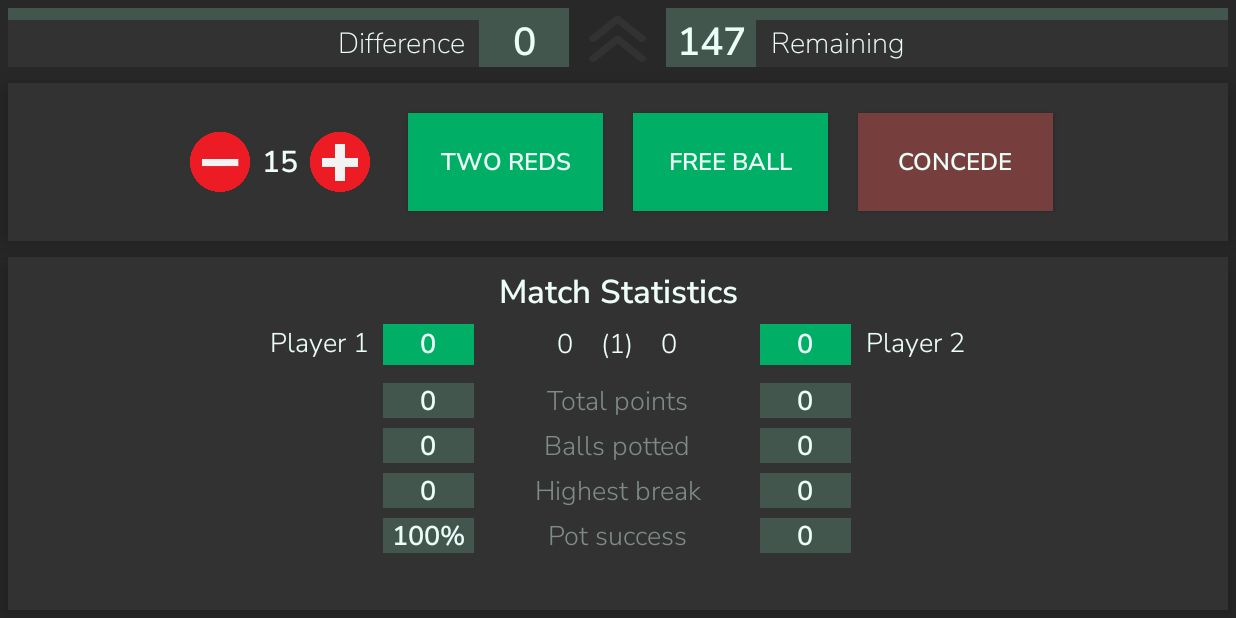
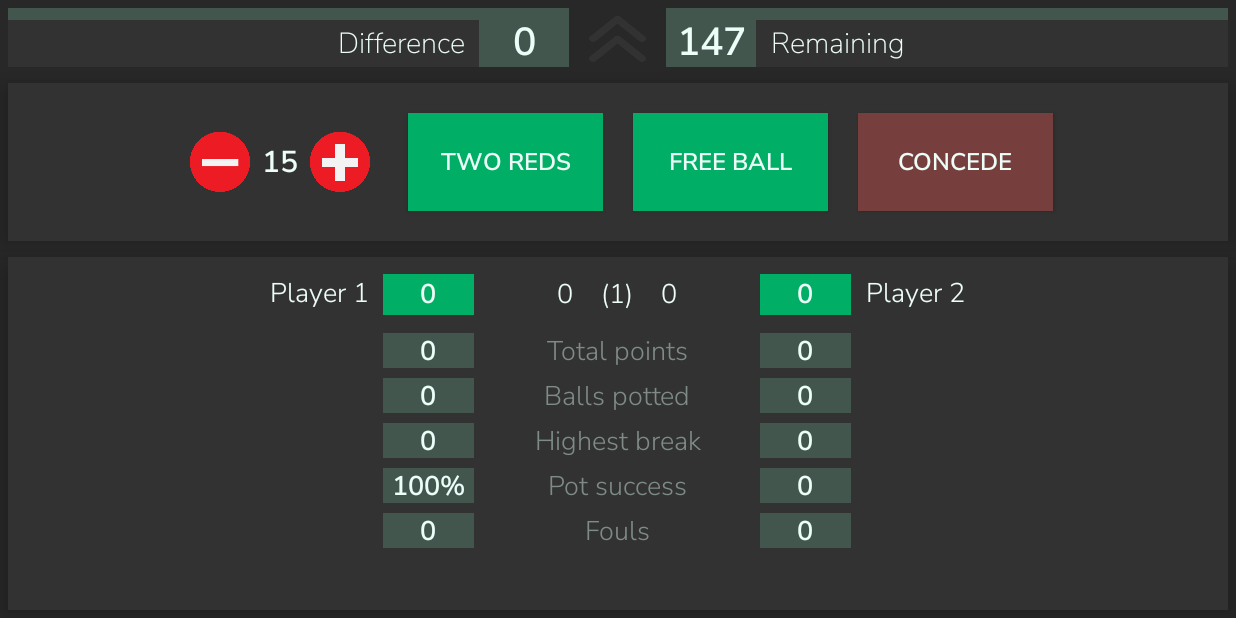
Before and after one commit to heftydump/baize, an Android app: the MatchActivity screen opened directly, with no data from a screen before it, on a phone screen of 824 x 412 dp (held sideways). Run offline under Robolectric (Android 15) with nearby library versions, the phone set to English and light mode, and no system bars; libraries missing offline, so code that uses them is left out: com.sothree.slidinguppanel; plain views replace SlidingUpPanelLayout; 2 statements that could not run were skipped.

Commit message:
add foul count

```diff
--- a/app/src/main/java/tomsoft/baize/Match.java
+++ b/app/src/main/java/tomsoft/baize/Match.java
@@ -86,6 +86,7 @@ public class Match {
         // deals with fouls
         plyr[turn].miss();
         history.push(new Foul(plyr[turn], fouled));
+        plyr[turn].changeFouls(1);
         if( state() == State.FREE_BALL ) {
             int value = ( ball[red].getQuantity() < 1 ) ? lowestAvailableColour() : red ;
             ball[value].removeOne();
@@ -144,8 +145,10 @@ public class Match {
         }
         else if( lastAction instanceof Miss || lastAction instanceof Foul ) {
             // pop most recent break, subtract penalty points if foul
-            if( lastAction instanceof Foul )
-                plyr[turn].subtractScore( ( lastAction.getBall().getValue() < 4 ) ? 4 : lastAction.getBall().getValue() );
+            if( lastAction instanceof Foul ) {
+                plyr[turn].subtractScore((lastAction.getBall().getValue() < 4) ? 4 : lastAction.getBall().getValue());
+                plyr[lastAction.getPlayerID()].changeFouls(-1);
+            }
             plyr[ lastAction.getPlayerID() ].breakPop();
             plyr[ lastAction.getPlayerID() ].changeShotCount(-1);
             // set turn back to previous player
--- a/app/src/main/java/tomsoft/baize/MatchActivity.java
+++ b/app/src/main/java/tomsoft/baize/MatchActivity.java
@@ -175,7 +175,7 @@ public class MatchActivity extends AppCompatActivity {
             }
         });
 
-        statisticsBox = new TextView[13];
+        statisticsBox = new TextView[15];
         statisticsBox[0] = findViewById(R.id.p1_name_menu);
         statisticsBox[1] = findViewById(R.id.p2_name_main);
         statisticsBox[2] = findViewById(R.id.p1_score_menu);
@@ -189,6 +189,8 @@ public class MatchActivity extends AppCompatActivity {
         statisticsBox[10] = findViewById(R.id.p2_highest);
         statisticsBox[11] = findViewById(R.id.p1_success);
         statisticsBox[12] = findViewById(R.id.p2_success);
+        statisticsBox[13] = findViewById(R.id.p1_fouls);
+        statisticsBox[14] = findViewById(R.id.p2_fouls);
     }
 
     public void initButtons() {
@@ -437,5 +439,7 @@ public class MatchActivity extends AppCompatActivity {
         statisticsBox[10].setText(""+match.player(1).getHighest().getBreak());
         statisticsBox[11].setText(""+(int)(match.player(0).getPotSuccess()*100)+"%");
         statisticsBox[12].setText(""+(int)(match.player(1).getPotSuccess()*100)+"%");
+        statisticsBox[13].setText(""+match.player(0).getFoulCount());
+        statisticsBox[14].setText(""+match.player(1).getFoulCount());
     }
 }
--- a/app/src/main/java/tomsoft/baize/Player.java
+++ b/app/src/main/java/tomsoft/baize/Player.java
@@ -14,6 +14,7 @@ public class Player
     private int totalPoints;
     private int pottedBalls;
     private int shotCount;
+    private int foulCount;
     private Break highest;
 
     public Player(String name, int id) {
@@ -23,7 +24,7 @@ public class Player
         breaks = new Stack<Break>();
         frames = new Stack<Frame>();
 
-        this.totalPoints = this.pottedBalls = this.shotCount = 0;
+        this.totalPoints = this.pottedBalls = this.shotCount = this.foulCount = 0;
         highest = new Break();
     }
 
@@ -48,6 +49,8 @@ public class Player
     public void changePottedBalls( int offset ) { pottedBalls += offset; }
     public void changeShotCount( int offset ) { shotCount += offset; }
     public float getPotSuccess() { return ( shotCount > 0 ) ? (float)pottedBalls/(float)shotCount : 0 ; }
+    public void changeFouls( int offset ) { foulCount += offset; }
+    public int getFoulCount() { return foulCount; }
     public Break getHighest() { return highest; }
 
     public void miss() {
--- a/app/src/main/res/layout/menu_panel.xml
+++ b/app/src/main/res/layout/menu_panel.xml
@@ -212,17 +212,6 @@
         android:gravity="top"
         android:orientation="vertical"
         android:padding="8dp">
-
-        <TextView
-            android:id="@+id/textView"
-            android:layout_width="match_parent"
-            android:layout_height="28dp"
-            android:layout_marginBottom="5dp"
-            android:fontFamily="@font/nunito_sans_semibold"
-            android:gravity="center"
-            android:text="Match Statistics"
-            android:textColor="@color/textActive"
-            android:textSize="22dp" />
 
         <LinearLayout
             android:layout_width="match_parent"
@@ -509,7 +498,60 @@
                 android:layout_marginStart="10dp"
                 android:layout_weight="0.3" />
         </LinearLayout>
+        <LinearLayout
+            android:layout_width="match_parent"
+            android:layout_height="30dp"
+            android:padding="3dp">
 
+            <View
+                android:layout_width="0dp"
+                android:layout_height="wrap_content"
+                android:layout_marginEnd="10dp"
+                android:layout_weight="0.3" />
+
+            <TextView
+                android:id="@+id/p1_fouls"
+                android:layout_width="0dp"
+                android:layout_height="match_parent"
+                android:layout_weight="0.08"
+                android:background="@color/scoreInactive"
+                android:fontFamily="@font/nunito_sans_semibold"
+                android:gravity="center"
+                android:includeFontPadding="false"
+                android:text="0"
+                android:textColor="@color/textActive"
+                android:textSize="18dp" />
+
+            <TextView
+                android:layout_width="0dp"
+                android:layout_height="match_parent"
+                android:layout_weight="0.25"
+                android:fontFamily="@font/nunito_sans_light"
+                android:gravity="center"
+                android:includeFontPadding="false"
+                android:text="Fouls"
+                android:textColor="@color/textInactive"
+                android:textSize="18dp" />
+
+            <TextView
+                android:id="@+id/p2_fouls"
+                android:layout_width="0dp"
+                android:layout_height="match_parent"
+                android:layout_weight="0.08"
+                android:background="@color/scoreInactive"
+                android:fontFamily="@font/nunito_sans_semibold"
+                android:gravity="center"
+                android:includeFontPadding="false"
+                android:text="0"
+                android:textColor="@color/textActive"
+                android:textSize="18dp" />
+
+            <View
+                android:layout_width="0dp"
+                android:layout_height="wrap_content"
+                android:layout_marginStart="10dp"
+                android:layout_weight="0.3" />
+        </LinearLayout>
     </LinearLayout>
 
 </RelativeLayout>
```
